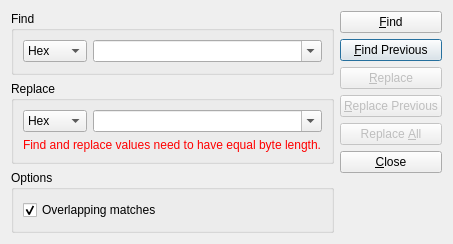
Before: the Qt Designer form src/ui/searchdialog.ui in codilime/veles, drawn with Qt 5.
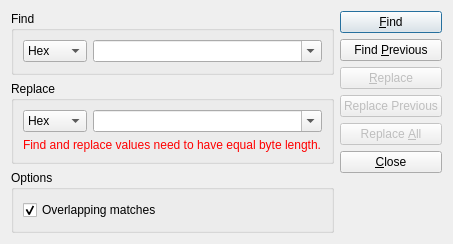
After: the same form once the commit is applied.

Commit message: Fixed double shortcut to Find, refactoring

What changed in the file:
```diff
--- a/src/ui/searchdialog.ui
+++ b/src/ui/searchdialog.ui
@@ -189,13 +189,7 @@
      <item>
       <widget class="QPushButton" name="pbFindPrevious">
        <property name="text">
-        <string>&amp;Find Previous</string>
-       </property>
-       <property name="shortcut">
-        <string>F3</string>
-       </property>
-       <property name="default">
-        <bool>true</bool>
+        <string>Find &amp;Previous</string>
        </property>
       </widget>
      </item>
@@ -215,7 +209,7 @@
         <bool>false</bool>
        </property>
        <property name="text">
-        <string>&amp;Replace Previous</string>
+        <string>Replace Previous</string>
        </property>
       </widget>
      </item>
```
The commit also changes 1 other file.
